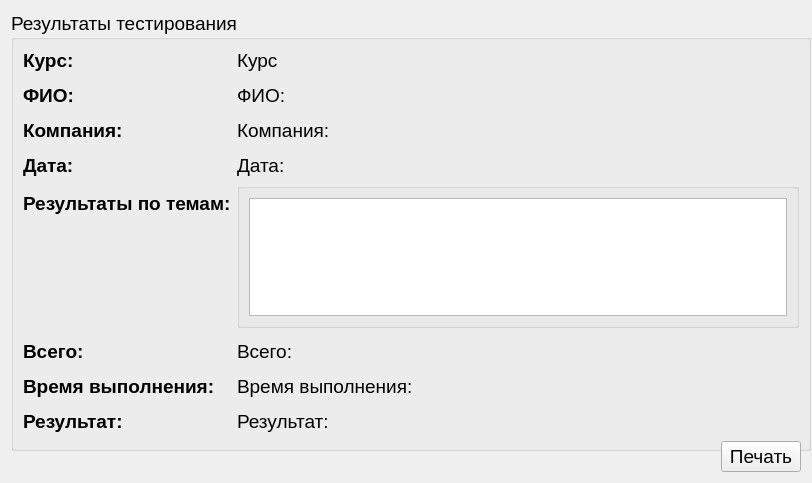
Rayzedan/SystemControlStudent, file fillresult.ui: the form before one commit.
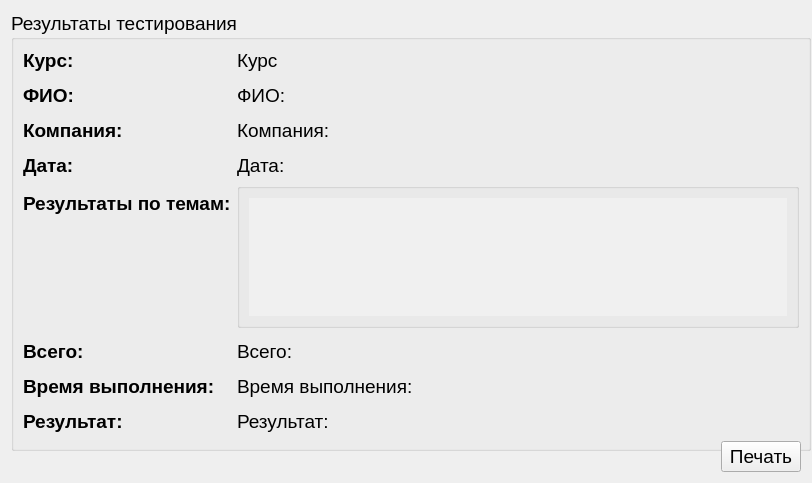
The form after the commit.

What changed in the file:
```diff
--- a/fillresult.ui
+++ b/fillresult.ui
@@ -217,6 +217,12 @@
              <property name="focusPolicy">
               <enum>Qt::StrongFocus</enum>
              </property>
+             <property name="styleSheet">
+              <string notr="true">QTableWidget {
+background-color: #F0F0F0;
+border: 3px solid #F0F0F0;
+}</string>
+             </property>
              <property name="editTriggers">
               <set>QAbstractItemView::NoEditTriggers</set>
              </property>
```
